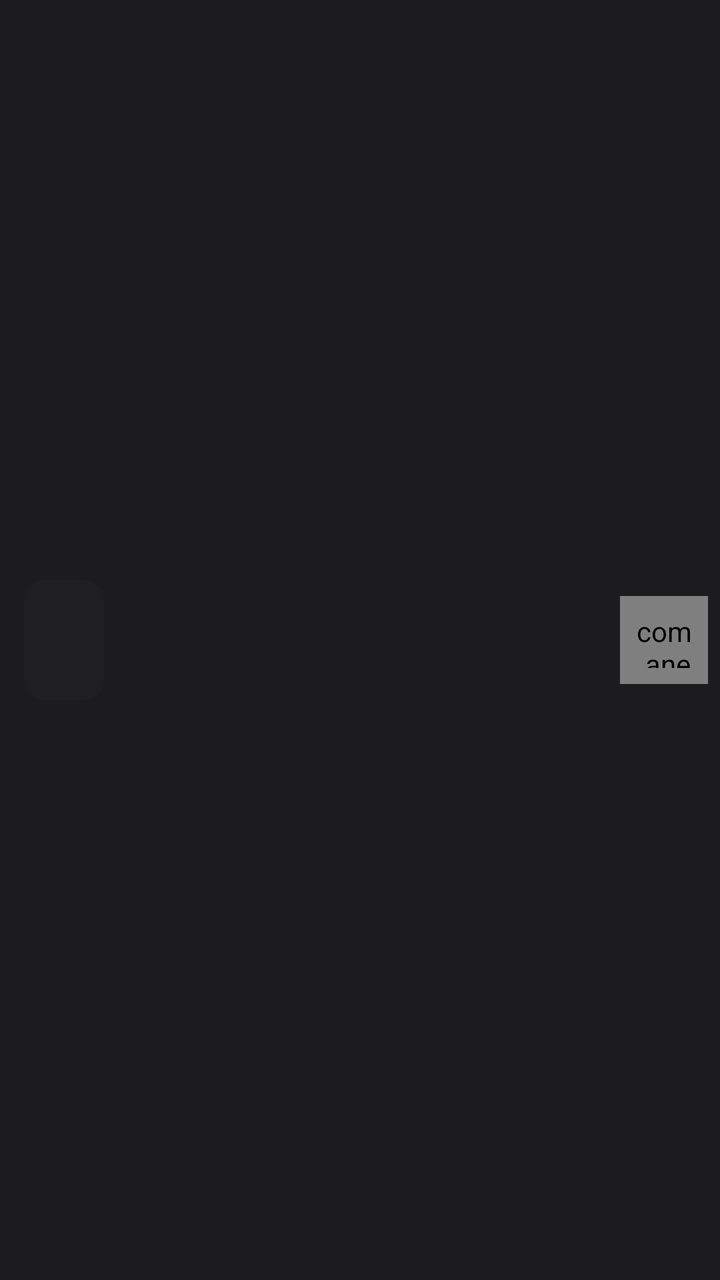
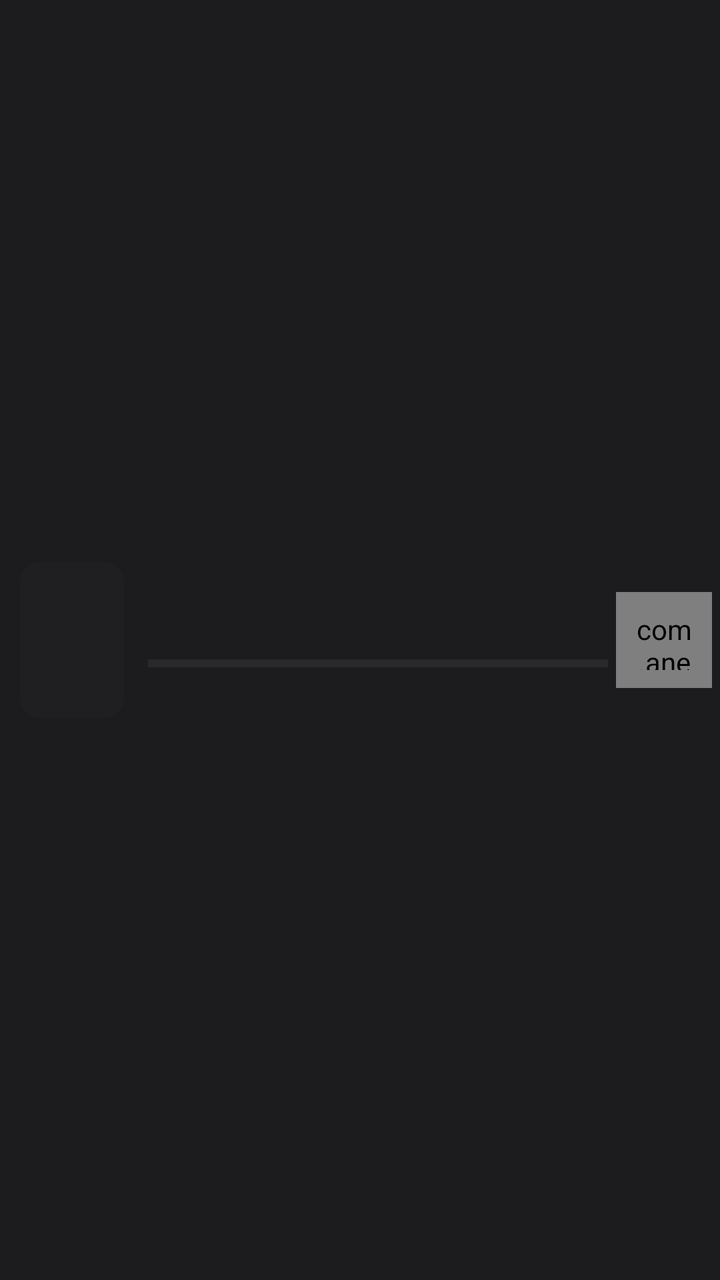

An Android layout rendered at two revisions. The XML below is the earlier revision; the diff shows what the commit changed to produce the second picture.
<!-- AndroidManifest.xml: application theme Theme.NovaTV -->
<!-- res/layout/item_dl_active.xml -->
<?xml version="1.0" encoding="utf-8"?>
<LinearLayout xmlns:android="http://schemas.android.com/apk/res/android"
    android:layout_width="match_parent" android:layout_height="wrap_content"
    android:layout_marginStart="12dp" android:layout_marginEnd="12dp"
    android:orientation="horizontal" android:gravity="center_vertical"
    android:paddingStart="12dp" android:paddingEnd="6dp" android:paddingTop="8dp" android:paddingBottom="8dp"
    android:background="@color/nova_surface" android:clickable="true"
    android:foreground="?android:attr/selectableItemBackground">
    
    <CheckBox android:id="@+id/a_check" android:layout_width="32dp" android:layout_height="32dp"
        android:layout_marginEnd="6dp" android:buttonTint="@color/nova_accent" android:clickable="false"
        android:focusable="false" android:visibility="gone"/>
    <ImageView android:id="@+id/a_poster" android:layout_width="40dp" android:layout_height="60dp"
        android:scaleType="centerCrop" android:background="@drawable/skeleton"/>
    <LinearLayout android:layout_width="0dp" android:layout_weight="1" android:layout_height="wrap_content"
        android:orientation="vertical" android:layout_marginStart="12dp">
        <TextView android:id="@+id/a_title" android:layout_width="match_parent" android:layout_height="wrap_content"
            android:textColor="@color/nova_white" android:textSize="14sp" android:fontFamily="sans-serif-medium"
            android:maxLines="1" android:ellipsize="end"/>
        <TextView android:id="@+id/a_sub" android:layout_width="match_parent" android:layout_height="wrap_content"
            android:layout_marginTop="2dp" android:textColor="#99FFFFFF" android:textSize="12sp" android:maxLines="1" android:ellipsize="end"
            android:fontFeatureSettings="tnum"/>
    </LinearLayout>
    <com.anees.novamobile.ui.downloads.ProgressRing android:id="@+id/a_ring"
        android:layout_width="44dp" android:layout_height="44dp" android:padding="8dp"
        android:background="?android:attr/selectableItemBackgroundBorderless"/>
</LinearLayout>
<!-- resources referenced by this layout -->
<resources>
  <color name="nova_accent">#0A84FF</color>
  <color name="nova_surface">#1C1C1E</color>
  <color name="nova_white">#FFFFFF</color>
  <!-- drawable skeleton (drawable) -->
  <?xml version="1.0" encoding="utf-8"?>
  <shape xmlns:android="http://schemas.android.com/apk/res/android">
      <solid android:color="#1F1F22"/><corners android:radius="10dp"/>
  </shape>
  <style name="Theme.NovaTV" parent="Theme.AppCompat.NoActionBar">
          <item name="android:windowBackground">@color/nova_black</item>
          <item name="android:colorBackground">@color/nova_black</item>
          <item name="android:textColorPrimary">@color/nova_white</item>
          <item name="android:textColorSecondary">@color/nova_white70</item>
          <item name="colorPrimary">@color/nova_accent</item>
          <item name="colorPrimaryDark">@color/nova_black</item>
          <item name="colorAccent">@color/nova_accent</item>
          <item name="windowNoTitle">true</item>
          <item name="windowActionBar">false</item>
          <item name="android:defaultFocusHighlightEnabled">false</item>
          <item name="android:windowFullscreen">false</item>
          <item name="android:statusBarColor">@color/nova_black</item>
          <item name="android:navigationBarColor">@color/nova_black</item>
      </style>
  <color name="nova_black">#000000</color>
  <color name="nova_white70">#B3FFFFFF</color>
</resources>

<!-- the commit's change to res/layout/item_dl_active.xml (unified diff, before → after) -->
@@ -1,27 +1,34 @@
 <?xml version="1.0" encoding="utf-8"?>
 <LinearLayout xmlns:android="http://schemas.android.com/apk/res/android"
     android:layout_width="match_parent" android:layout_height="wrap_content"
-    android:layout_marginStart="12dp" android:layout_marginEnd="12dp"
+    android:layout_marginStart="12dp" android:layout_marginEnd="12dp" android:layout_marginBottom="8dp"
     android:orientation="horizontal" android:gravity="center_vertical"
-    android:paddingStart="12dp" android:paddingEnd="6dp" android:paddingTop="8dp" android:paddingBottom="8dp"
+    android:paddingStart="10dp" android:paddingEnd="4dp" android:paddingTop="10dp" android:paddingBottom="10dp"
     android:background="@color/nova_surface" android:clickable="true"
     android:foreground="?android:attr/selectableItemBackground">
     
     <CheckBox android:id="@+id/a_check" android:layout_width="32dp" android:layout_height="32dp"
         android:layout_marginEnd="6dp" android:buttonTint="@color/nova_accent" android:clickable="false"
         android:focusable="false" android:visibility="gone"/>
-    <ImageView android:id="@+id/a_poster" android:layout_width="40dp" android:layout_height="60dp"
+    <ImageView android:id="@+id/a_poster" android:layout_width="52dp" android:layout_height="78dp"
         android:scaleType="centerCrop" android:background="@drawable/skeleton"/>
     <LinearLayout android:layout_width="0dp" android:layout_weight="1" android:layout_height="wrap_content"
         android:orientation="vertical" android:layout_marginStart="12dp">
         <TextView android:id="@+id/a_title" android:layout_width="match_parent" android:layout_height="wrap_content"
-            android:textColor="@color/nova_white" android:textSize="14sp" android:fontFamily="sans-serif-medium"
+            android:textColor="@color/nova_white" android:textSize="15sp" android:fontFamily="sans-serif-medium"
             android:maxLines="1" android:ellipsize="end"/>
+        <TextView android:id="@+id/a_tags" android:layout_width="match_parent" android:layout_height="wrap_content"
+            android:layout_marginTop="2dp" android:textColor="#80FFFFFF" android:textSize="11.5sp" android:maxLines="1"
+            android:ellipsize="end" android:letterSpacing="0.02"/>
+        <ProgressBar android:id="@+id/a_bar" style="@android:style/Widget.Material.ProgressBar.Horizontal"
+            android:layout_width="match_parent" android:layout_height="4dp" android:layout_marginTop="8dp"
+            android:max="1000" android:progressTint="@color/nova_accent" android:progressBackgroundTint="#33FFFFFF"
+            android:indeterminateTint="@color/nova_accent"/>
         <TextView android:id="@+id/a_sub" android:layout_width="match_parent" android:layout_height="wrap_content"
-            android:layout_marginTop="2dp" android:textColor="#99FFFFFF" android:textSize="12sp" android:maxLines="1" android:ellipsize="end"
+            android:layout_marginTop="6dp" android:textColor="#B3FFFFFF" android:textSize="12sp" android:maxLines="1" android:ellipsize="end"
             android:fontFeatureSettings="tnum"/>
     </LinearLayout>
     <com.anees.novamobile.ui.downloads.ProgressRing android:id="@+id/a_ring"
-        android:layout_width="44dp" android:layout_height="44dp" android:padding="8dp"
+        android:layout_width="48dp" android:layout_height="48dp" android:padding="9dp" android:layout_marginStart="4dp"
         android:background="?android:attr/selectableItemBackgroundBorderless"/>
 </LinearLayout>
